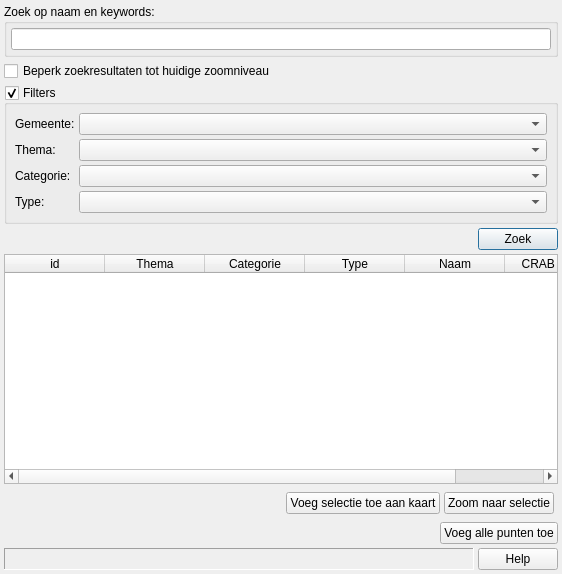
Before: the Qt Designer form ui_geopunt4QgisPoi.ui in warrieka/geopunt4Qgis, drawn with Qt 5.
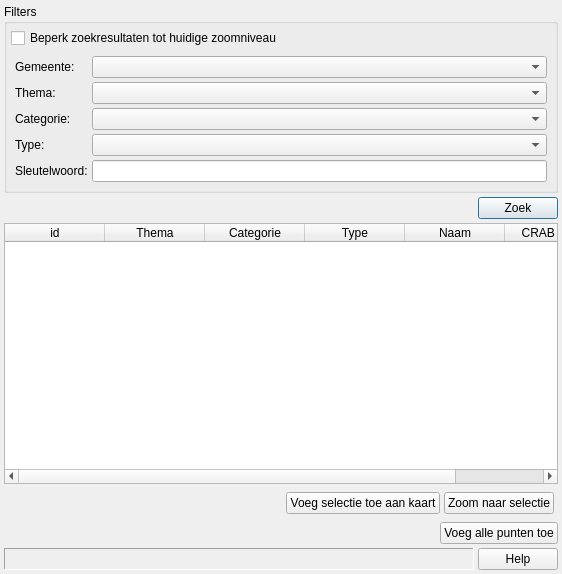
After: the same form once the commit is applied. Icons and pictures are not drawn.

What changed in the file:
```diff
--- a/ui_geopunt4QgisPoi.ui
+++ b/ui_geopunt4QgisPoi.ui
@@ -28,31 +28,6 @@
    <bool>false</bool>
   </property>
   <layout class="QVBoxLayout" name="verticalLayout">
-   <item>
-    <widget class="QGroupBox" name="groupBox">
-     <property name="title">
-      <string>Zoek op naam en keywords:</string>
-     </property>
-     <layout class="QHBoxLayout" name="horizontalLayout">
-      <item>
-       <widget class="QLineEdit" name="poiText"/>
-      </item>
-     </layout>
-    </widget>
-   </item>
-   <item>
-    <widget class="QCheckBox" name="currentBoundsVink">
-     <property name="enabled">
-      <bool>true</bool>
-     </property>
-     <property name="text">
-      <string>Beperk zoekresultaten tot huidige zoomniveau</string>
-     </property>
-     <property name="tristate">
-      <bool>false</bool>
-     </property>
-    </widget>
-   </item>
    <item>
     <widget class="QGroupBox" name="filterBox">
      <property name="title">
@@ -62,10 +37,23 @@
       <bool>false</bool>
      </property>
      <property name="checkable">
-      <bool>true</bool>
+      <bool>false</bool>
      </property>
      <layout class="QGridLayout" name="gridLayout">
-      <item row="0" column="0">
+      <item row="0" column="1">
+       <widget class="QCheckBox" name="currentBoundsVink">
+        <property name="enabled">
+         <bool>true</bool>
+        </property>
+        <property name="text">
+         <string>Beperk zoekresultaten tot huidige zoomniveau</string>
+        </property>
+        <property name="tristate">
+         <bool>false</bool>
+        </property>
+       </widget>
+      </item>
+      <item row="1" column="1">
        <widget class="QWidget" name="filterWgt" native="true">
         <layout class="QFormLayout" name="formLayout">
          <item row="0" column="0">
@@ -105,6 +93,26 @@
            </property>
           </widget>
          </item>
+         <item row="2" column="1">
+          <widget class="QComboBox" name="filterPoiCategoryCombo">
+           <property name="sizePolicy">
+            <sizepolicy hsizetype="MinimumExpanding" vsizetype="Fixed">
+             <horstretch>0</horstretch>
+             <verstretch>0</verstretch>
+            </sizepolicy>
+           </property>
+          </widget>
+         </item>
+         <item row="3" column="1">
+          <widget class="QComboBox" name="filterPoiTypeCombo">
+           <property name="sizePolicy">
+            <sizepolicy hsizetype="MinimumExpanding" vsizetype="Fixed">
+             <horstretch>0</horstretch>
+             <verstretch>0</verstretch>
+            </sizepolicy>
+           </property>
+          </widget>
+         </item>
          <item row="2" column="0">
           <widget class="QLabel" name="filterLbl2">
            <property name="text">
@@ -112,15 +120,8 @@
            </property>
           </widget>
          </item>
-         <item row="2" column="1">
-          <widget class="QComboBox" name="filterPoiCategoryCombo">
-           <property name="sizePolicy">
-            <sizepolicy hsizetype="MinimumExpanding" vsizetype="Fixed">
-             <horstretch>0</horstretch>
-             <verstretch>0</verstretch>
-            </sizepolicy>
-           </property>
-          </widget>
+         <item row="4" column="1">
+          <widget class="QLineEdit" name="poiText"/>
          </item>
          <item row="3" column="0">
           <widget class="QLabel" name="filterLbl3">
@@ -129,13 +130,10 @@
            </property>
           </widget>
          </item>
-         <item row="3" column="1">
-          <widget class="QComboBox" name="filterPoiTypeCombo">
-           <property name="sizePolicy">
-            <sizepolicy hsizetype="MinimumExpanding" vsizetype="Fixed">
-             <horstretch>0</horstretch>
-             <verstretch>0</verstretch>
-            </sizepolicy>
+         <item row="4" column="0">
+          <widget class="QLabel" name="label">
+           <property name="text">
+            <string>Sleutelwoord:</string>
            </property>
           </widget>
          </item>
```
